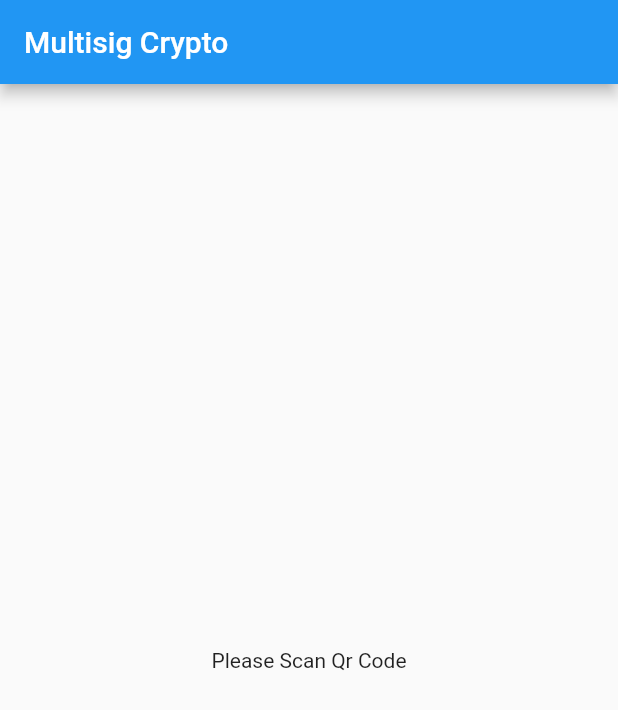
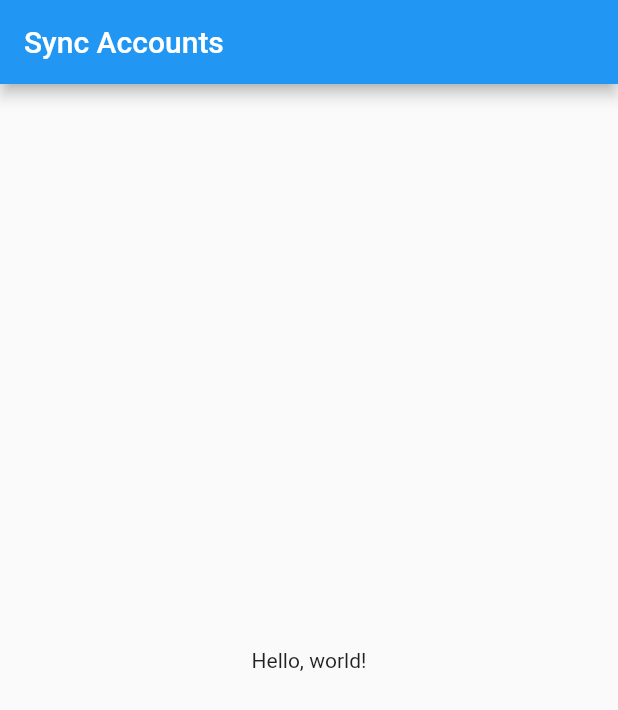
Before and after one commit to DecentralizeJustice/MultisigMobile, a Flutter app: the screen it shows after launch, on a phone screen of 412 x 824 dp. Shown: the top 710 px of the screen. Run offline on Flutter 3.47's test engine with Material 2 defaults, Android fonts, the phone set to English and light mode, and no system bars.

Commit message:
Isntalled Barcode scanner

```diff
--- /dev/null
+++ b/lib/intro/intro_page.dart
@@ -0,0 +1,17 @@
+import 'package:flutter/material.dart';
+//import 'package:barcode_scan/barcode_scan.dart';
+
+class HomePage extends StatelessWidget {
+  @override
+    Widget build(BuildContext context) {
+    return Scaffold(
+      appBar: AppBar(
+        title: Text('Sync Accounts')
+      ),
+      body: Center(
+        child: Text('Hello, world!'),
+      ),
+    );
+  }
+
+}
--- a/lib/main.dart
+++ b/lib/main.dart
@@ -1,4 +1,5 @@
 import 'package:flutter/material.dart';
+import 'intro/intro_page.dart';
 
 void main() => runApp(MultisigCrypto());
 
@@ -7,14 +8,7 @@ class MultisigCrypto extends StatelessWidget {
   Widget build(BuildContext context) {
     return MaterialApp(
       title: 'Multisig Crypto',
-      home: Scaffold(
-        appBar: AppBar(
-          title: Text('Multisig Crypto'),
-        ),
-        body: Center(
-          child: Text('Please Scan Qr Code'),
-        ),
-      ),
+      home: new HomePage()
     );
   }
 }
--- a/pubspec.yaml
+++ b/pubspec.yaml
@@ -19,6 +19,7 @@ dependencies:
   # The following adds the Cupertino Icons font to your application.
   # Use with the CupertinoIcons class for iOS style icons.
   cupertino_icons: ^0.1.2
+  barcode_scan: ^0.0.8
 
 dev_dependencies:
   flutter_test:
```
Also changed, not shown: 6 other files.
